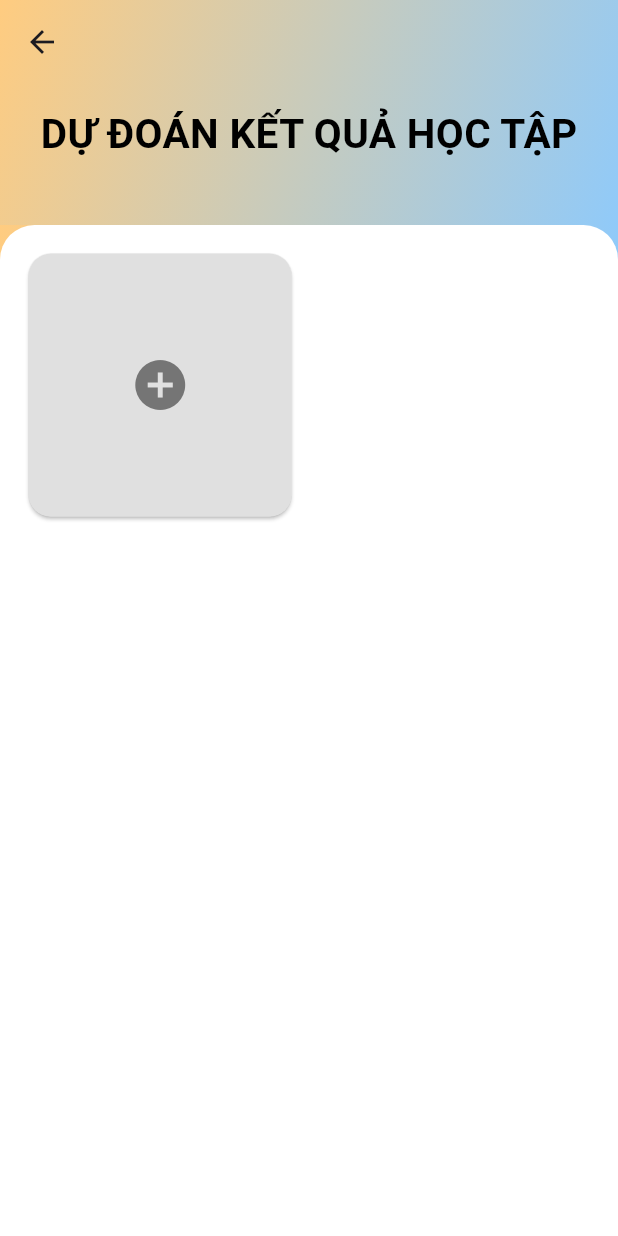
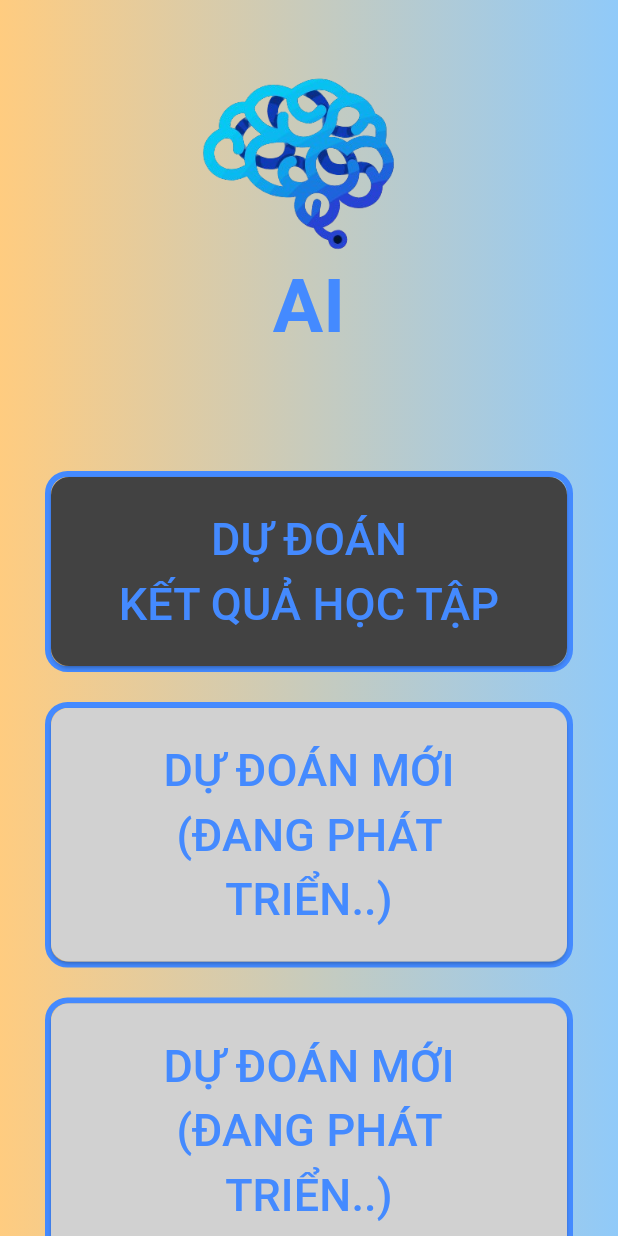
Before and after one commit to HuynhTonyy/TTTN_05_Flutter_Moblie, a Flutter app: the Startscreen screen opened by its route, after a tap on "BẮT ĐẦU", on a phone screen of 412 x 824 dp. Run offline on Flutter 3.47's test engine with Material 3 defaults, Android fonts, the light colour scheme and no system bars; our stand-ins replace csv, dio, file_picker, permission_handler, share_plus; missing offline and left inert: tflite_flutter.

Commit message:
update Menu
update Menu

```diff
--- /dev/null
+++ b/lib/Screens/menuScreen.dart
@@ -0,0 +1,162 @@
+import 'package:flutter/material.dart';
+
+void main() {
+  runApp(Menuscreen());
+}
+
+class Menuscreen extends StatelessWidget {
+  @override
+  Widget build(BuildContext context) {
+    return MaterialApp(
+      home: Scaffold(
+        body: Menu(),
+      ),
+    );
+  }
+}
+
+class Menu extends StatelessWidget {
+  @override
+  Widget build(BuildContext context) {
+    return Container(
+      decoration: BoxDecoration(
+        gradient: LinearGradient(
+          colors: [Colors.orange.shade200, Colors.blue.shade200],
+            begin: Alignment.topLeft,
+            end: Alignment.topRight,
+        ),
+      ),
+      child: SafeArea(
+        child: Center(
+          child: Column(
+            mainAxisAlignment: MainAxisAlignment.center,
+            crossAxisAlignment: CrossAxisAlignment.stretch,
+            children: [
+              Image.asset(
+                'assets/logo.png',
+                width: 170,
+                height: 170,
+              ),
+              SizedBox(height: 5),
+              Text(
+                'AI',
+                textAlign: TextAlign.center,
+                style: TextStyle(
+                  fontSize: 50,
+                  fontWeight: FontWeight.bold,
+                  color: Colors.blueAccent,
+                  fontFamily: 'Roboto',
+                  decoration: TextDecoration.none,
+                ),
+              ),
+
+              SizedBox(height: 70),
+              Column(
+                crossAxisAlignment: CrossAxisAlignment.stretch,
+                children: [
+                  CustomButton(
+                    text: 'DỰ ĐOÁN\nKẾT QUẢ HỌC TẬP',
+                    onPressed: () {
+                      _showOptionsBottomSheet(context);
+                    },
+                    backgroundColor: const Color.fromRGBO(66, 66, 66, 1),
+                  ),
+                  CustomButton(
+                    text: 'DỰ ĐOÁN MỚI\n(ĐANG PHÁT TRIỂN..)',
+                    onPressed: () {
+                      print('Dự đoán hình ảnh X-Quang');
+                    },
+                    backgroundColor: const Color.fromARGB(255, 209, 209, 209),
+                  ),
+                  CustomButton(
+                    text: 'DỰ ĐOÁN MỚI\n(ĐANG PHÁT TRIỂN..)',
+                    onPressed: () {
+                      print('Dự đoán ABC');
+                    },
+                    backgroundColor: const Color.fromARGB(255, 209, 209, 209),
+                  ),
+                ],
+              ),
+            ],
+          ),
+        ),
+      ),
+    );
+  }
+
+  void _showOptionsBottomSheet(BuildContext context) {
+    showModalBottomSheet(
+      context: context,
+      builder: (BuildContext context) {
+        return Container(
+          padding: EdgeInsets.all(20),
+          child: Column(
+            mainAxisSize: MainAxisSize.min,
+            children: [
+              ListTile(
+                leading: Icon(Icons.keyboard),
+                title: Text('Nhập tay'),
+                onTap: () {
+                  Navigator.pop(context);
+                  Navigator.pushNamed(context, '/inputScreen');
+                },
+              ),
+              ListTile(
+                leading: Icon(Icons.upload_file),
+                title: Text('Dùng file'),
+                onTap: () {
+                  Navigator.pop(context);
+                  Navigator.pushNamed(context, '/uploadScreen');
+                },
+              ),
+            ],
+          ),
+        );
+      },
+    );
+  }
+}
+
+class CustomButton extends StatelessWidget {
+  final String text;
+  final VoidCallback onPressed;
+  final Color backgroundColor;
+
+
+  CustomButton({
+    required this.text,
+    required this.onPressed,
+    this.backgroundColor = const Color(0xFF9E9E9E), // Màu mặc định
+  });
+
+  @override
+  Widget build(BuildContext context) {
+    return Padding(
+      padding: const EdgeInsets.symmetric(vertical: 10.0, horizontal: 30.0),
+      child: Container(
+        decoration: BoxDecoration(
+          border: Border.all(color: Colors.blueAccent, width: 4),
+          borderRadius: BorderRadius.circular(15),
+        ),
+        child: ElevatedButton(
+          style: ElevatedButton.styleFrom(
+            backgroundColor: backgroundColor,
+            padding: EdgeInsets.symmetric(vertical: 20, horizontal: 30),
+            shape: RoundedRectangleBorder(
+              borderRadius: BorderRadius.circular(12),
+            ),
+          ),
+          onPressed: onPressed,
+          child: Text(
+            text,
+            textAlign: TextAlign.center,
+            style: TextStyle(
+              color: Color(0xFF448AFF),
+              fontSize: 30,
+            ),
+          ),
+        ),
+      ),
+    );
+  }
+}
--- a/lib/Screens/startScreen.dart
+++ b/lib/Screens/startScreen.dart
@@ -1,4 +1,6 @@
 import 'package:flutter/material.dart';
+import 'package:tttn_05_flutter_mobile/Screens/menuScreen.dart';
+import '../Screens/homeScreen.dart';
 
 void main() {
   runApp(StartCreen());
@@ -63,7 +65,10 @@ class Startscreen extends StatelessWidget {
                 padding: const EdgeInsets.only(bottom: 20.0),
                 child: ElevatedButton(
                   onPressed: () {
-                    Navigator.pushNamed(context, '/homeScreen');
+                    Navigator.push(
+                      context,
+                      MaterialPageRoute(builder: (context) => Menu()),
+                    );
                   },
                   child: Text(
                     'BẮT ĐẦU',
--- a/lib/main.dart
+++ b/lib/main.dart
@@ -3,6 +3,7 @@ import 'package:tttn_05_flutter_mobile/Screens/homeScreen.dart';
 import 'package:tttn_05_flutter_mobile/Screens/inputPredictScreen.dart';
 import 'package:tttn_05_flutter_mobile/Screens/startScreen.dart';
 import 'package:tttn_05_flutter_mobile/Screens/uploadScreen.dart';
+import 'Screens/menuScreen.dart';
 // import 'Screens/predictionScreen.dart';
 void main() {
   runApp(MyApp());
@@ -12,12 +13,13 @@ class MyApp extends StatelessWidget {
   @override
   Widget build(BuildContext context) {
     return MaterialApp(
-      home: StartCreen(),
+      home: Startscreen(),
       routes: {
         '/homeScreen': (context) => HomeScreen(),
         '/inputScreen': (context) => InputPredictScreen(),
         '/uploadScreen': (context) => UploadScreen(),
         '/startScreen':(context) => Startscreen(),
+        '/test':(context) => Menu(),
       },
     );
   }
```
Also changed, not shown: lib/Screens/predictScreen.dart (added, +249 -0 lines), lib/Screens/stoge.dart (added, +141 -0 lines), lib/Screens/homeScreen.dart (line endings or trailing spaces).
